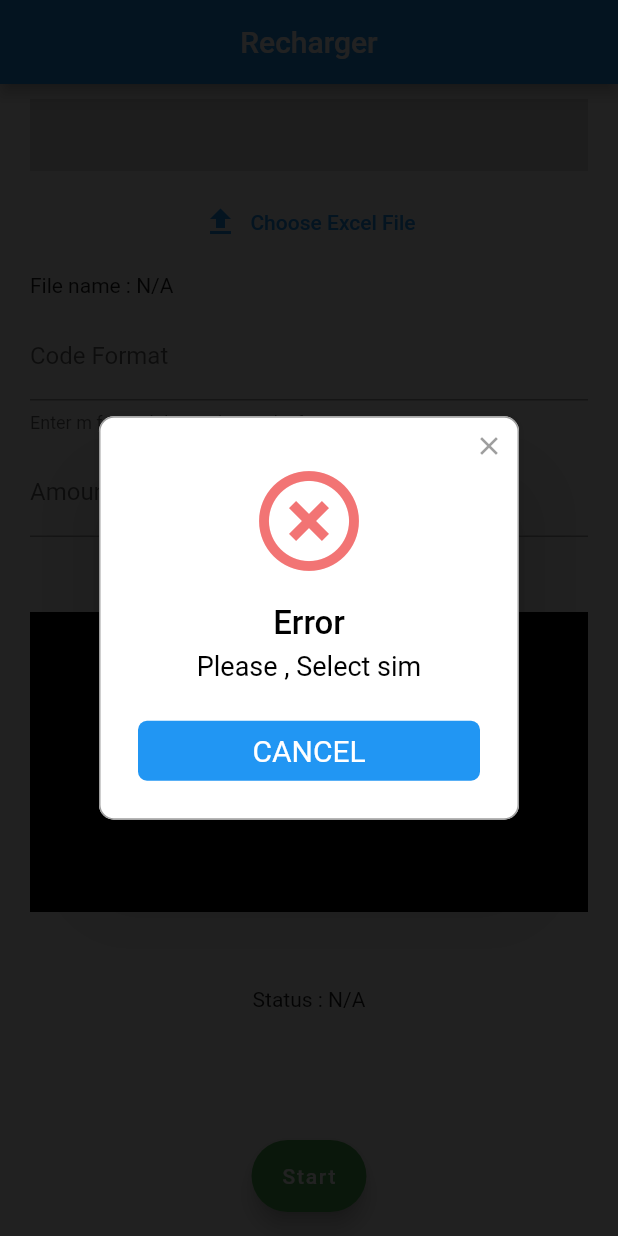
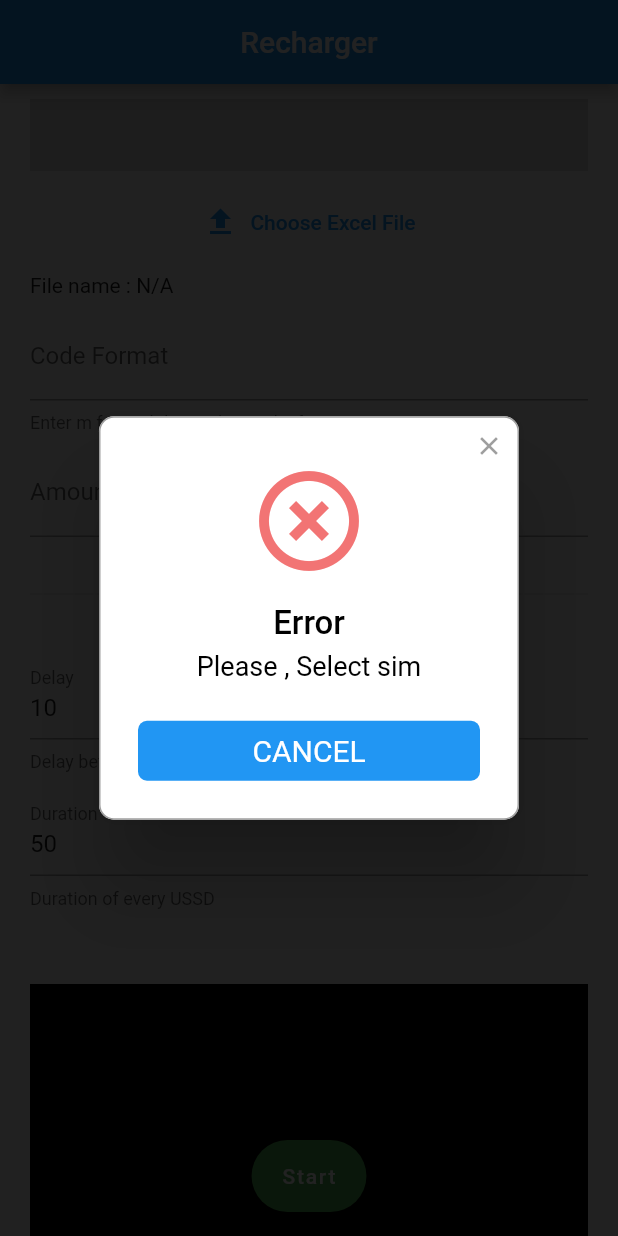
Before and after one commit to EngALAlfy/ussd_dialer, a Flutter app: the screen it shows after launch, after a tap on "Start", on a phone screen of 412 x 824 dp. Run offline on Flutter 3.47's test engine with Material 2 defaults, Android fonts, the phone set to English and light mode, and no system bars; drawn by our look-alikes of rflutter_alert; our stand-ins replace dio, file_picker, flutter_easyloading, permission_handler; missing offline and left inert: excel, sim_data, smart_select, ussd_service; statements that could not run were skipped.

Commit message:
add delay and duration

```diff
--- a/lib/providers/UssdProvider.dart
+++ b/lib/providers/UssdProvider.dart
@@ -71,7 +71,7 @@ class UssdProvider extends ChangeNotifier {
       }
       status = "Progress...${i+1}";
       if (i != 0) {
-        await Future.delayed(Duration(seconds: 5));
+        await Future.delayed(delay);
       }
       // code = "*777*2*2*${numbers.elementAt(i)}*$amount*900119#";
       /// m for mobile number - a for amount
--- a/lib/screens/HomeScreen.dart
+++ b/lib/screens/HomeScreen.dart
@@ -11,6 +11,8 @@ import 'package:ussd_dialer/widgets/IsLoadingWidget.dart';
 class HomeScreen extends StatelessWidget {
   final _amountController = TextEditingController();
   final _codeFormatController = TextEditingController();
+  final _delayController = TextEditingController(text: "10");
+  final _durationController = TextEditingController(text: "50");
 
   @override
   Widget build(BuildContext context) {
@@ -61,6 +63,34 @@ class HomeScreen extends StatelessWidget {
               keyboardType: TextInputType.number,
               decoration: InputDecoration(
                 labelText: "Amount",
+              ),
+            ),
+            SizedBox(
+              height: 30,
+            ),
+            Divider(),
+            SizedBox(
+              height: 30,
+            ),
+            TextField(
+              controller: _delayController,
+              keyboardType: TextInputType.number,
+              decoration: InputDecoration(
+                labelText: "Delay",
+                hintText: "10",
+                helperText: "Delay between every USSD"
+              ),
+            ),
+            SizedBox(
+              height: 10,
+            ),
+            TextField(
+              controller: _durationController,
+              keyboardType: TextInputType.number,
+              decoration: InputDecoration(
+                labelText: "Duration",
+                hintText: "50",
+                helperText: "Duration of every USSD"
               ),
             ),
             SizedBox(
@@ -148,10 +178,16 @@ class HomeScreen extends StatelessWidget {
     var numbers = context.read<ExcelProvider>().numbers;
     var amount = _amountController.text ?? "0";
     var codeFormat = _codeFormatController.text;
+
+    var delay = _delayController.text;
+    var duration = _durationController.text;
+
     context.read<UssdProvider>().sim = sim;
     context.read<UssdProvider>().numbers = numbers;
     context.read<UssdProvider>().amount = amount;
     context.read<UssdProvider>().codeFormat = codeFormat;
+    context.read<UssdProvider>().delay = Duration(seconds: int.tryParse(delay ?? "10") ?? 10);
+    context.read<UssdProvider>().duration = Duration(seconds: int.tryParse(duration ?? "50") ?? 50);
 
     if(sim == null){
       Alert(context: context,type: AlertType.error, title: "Error",desc: "Please , Select sim").show();
```
Also changed, not shown: 5 other files.
